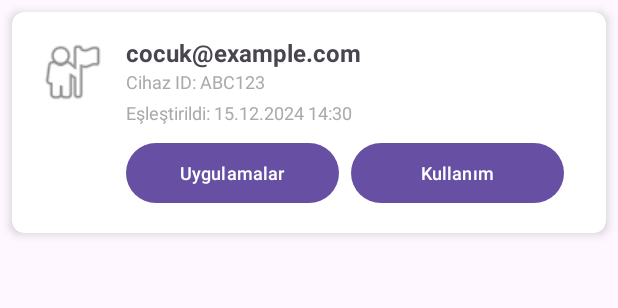
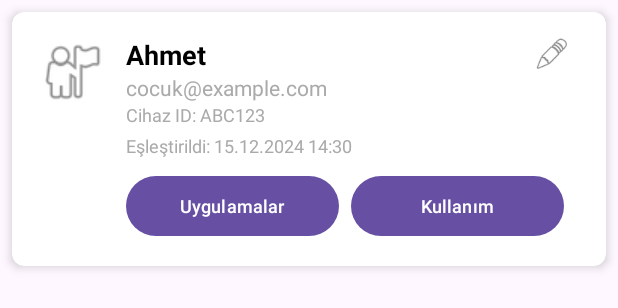
Before and after one commit to talhakara0/ZamanKuamndasi, an Android app: the layout item_child.xml on its own in the app's theme, with its tools: preview values and no code run, on a phone screen of 412 x 824 dp. Shown: the top 308 px of the screen. Run offline under Robolectric (Android 15) with nearby library versions, the phone set to English and light mode, and no system bars.

Commit message:
feat: Add child name management functionality
- Introduced a new field for child names in the User data model.
- Implemented functionality to update child names, ensuring only parents can make changes.
- Enhanced UI components to display child names, with fallback to email if names are not provided.
- Added dialog for editing child names with validation for input.
- Updated relevant fragments and adapters to support new name display and editing features.

```diff
--- a/app/src/main/java/com/talhadev/zamankumandasi/data/model/User.kt
+++ b/app/src/main/java/com/talhadev/zamankumandasi/data/model/User.kt
@@ -3,6 +3,7 @@ package com.talhadev.zamankumandasi.data.model
 data class User(
     val id: String = "",
     val email: String = "",
+    val name: String = "", // Çocuk hesapları için isim alanı
     val userType: UserType = UserType.CHILD,
     val parentId: String? = null,
     val pairingCode: String? = null,
--- a/app/src/main/java/com/talhadev/zamankumandasi/ui/parent/ChildUsageDetailFragment.kt
+++ b/app/src/main/java/com/talhadev/zamankumandasi/ui/parent/ChildUsageDetailFragment.kt
@@ -34,7 +34,10 @@ class ChildUsageDetailFragment : Fragment() {
 
         val childId = arguments?.getString("childId")
         val childEmail = arguments?.getString("childEmail")
-        binding.tvChildEmail.text = childEmail ?: "Çocuk"
+
+        // Çocuk ismini göster, eğer yoksa email'i göster
+        val displayName = if (childEmail?.isNotEmpty() == true) childEmail else "Çocuk"
+        binding.tvChildEmail.text = displayName
 
         appUsageAdapter = AppUsageAdapter(onAppClick = {})
         binding.rvChildAppUsage.apply {
--- a/app/src/main/res/layout/item_child.xml
+++ b/app/src/main/res/layout/item_child.xml
@@ -23,16 +23,42 @@
             app:layout_constraintTop_toTopOf="parent" />
 
         <TextView
+            android:id="@+id/tvChildName"
+            android:layout_width="0dp"
+            android:layout_height="wrap_content"
+            android:layout_marginStart="12dp"
+            android:layout_marginEnd="12dp"
+            android:textSize="18sp"
+            android:textStyle="bold"
+            android:textColor="@android:color/black"
+            app:layout_constraintEnd_toStartOf="@+id/btnEditName"
+            app:layout_constraintStart_toEndOf="@+id/ivChildIcon"
+            app:layout_constraintTop_toTopOf="parent"
+            tools:text="Ahmet" />
+
+        <ImageButton
+            android:id="@+id/btnEditName"
+            android:layout_width="24dp"
+            android:layout_height="24dp"
+            android:layout_marginEnd="8dp"
+            android:background="?attr/selectableItemBackgroundBorderless"
+            android:contentDescription="İsmi Düzenle"
+            android:src="@android:drawable/ic_menu_edit"
+            android:scaleType="fitCenter"
+            app:layout_constraintEnd_toEndOf="parent"
+            app:layout_constraintTop_toTopOf="parent" />
+
+        <TextView
             android:id="@+id/tvChildEmail"
             android:layout_width="0dp"
             android:layout_height="wrap_content"
             android:layout_marginStart="12dp"
             android:layout_marginEnd="12dp"
-            android:textSize="16sp"
-            android:textStyle="bold"
+            android:textSize="14sp"
+            android:textColor="@android:color/darker_gray"
             app:layout_constraintEnd_toEndOf="parent"
             app:layout_constraintStart_toEndOf="@+id/ivChildIcon"
-            app:layout_constraintTop_toTopOf="parent"
+            app:layout_constraintTop_toBottomOf="@+id/tvChildName"
             tools:text="cocuk@example.com" />
 
         <TextView
```
Also changed, not shown: app/src/main/java/com/talhadev/zamankumandasi/data/repository/AuthRepository.kt (+28 -0 lines), app/src/main/java/com/talhadev/zamankumandasi/ui/adapter/ChildrenAdapter.kt (+16 -1 lines), app/src/main/java/com/talhadev/zamankumandasi/ui/child/ChildDashboardFragment.kt (+9 -2 lines), app/src/main/java/com/talhadev/zamankumandasi/ui/parent/AppSettingsFragment.kt (+17 -2 lines), app/src/main/java/com/talhadev/zamankumandasi/ui/parent/ParentDashboardFragment.kt (+57 -0 lines), app/src/main/java/com/talhadev/zamankumandasi/ui/viewmodel/AuthViewModel.kt (+19 -0 lines), app/src/main/res/layout/dialog_edit_child_name.xml (added, +33 -0 lines).
